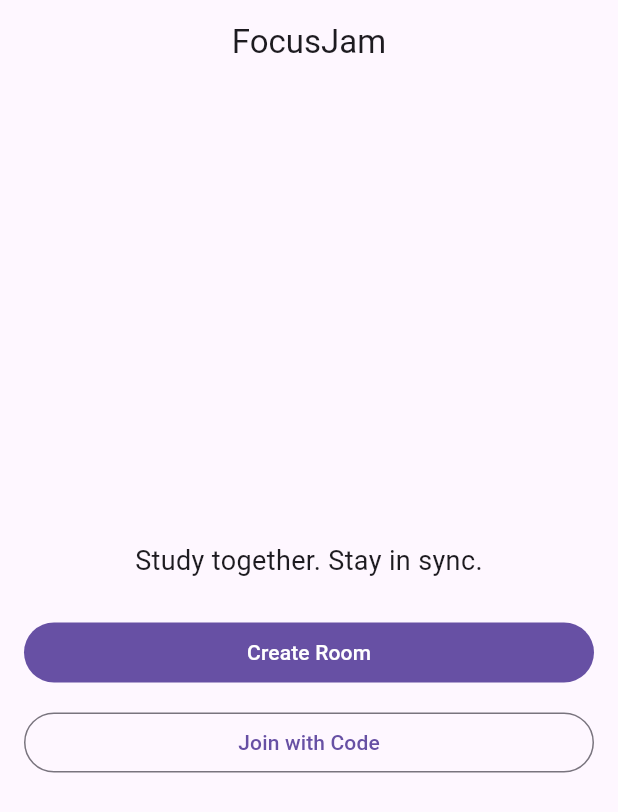
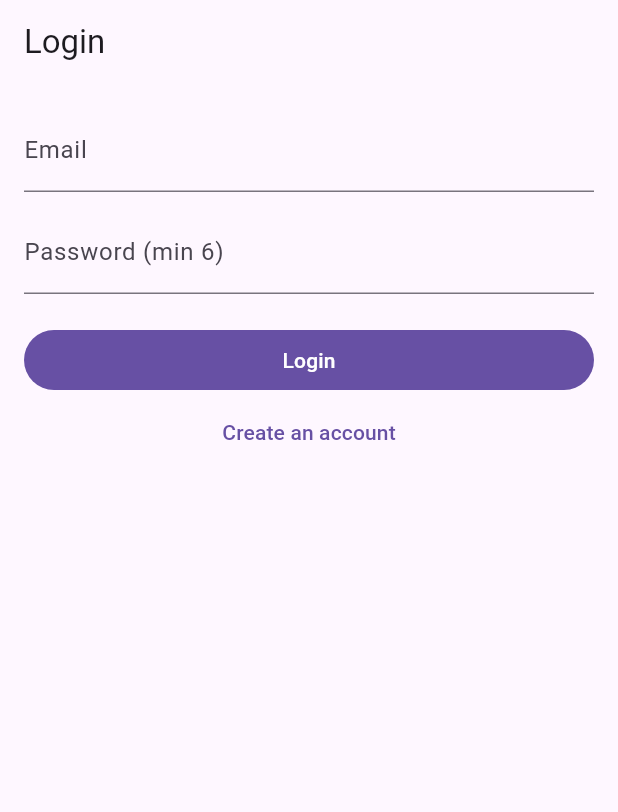
Before and after one commit to Tomris0/FocusJam, a Flutter app: the screen it shows after launch, on a phone screen of 412 x 824 dp. Shown: the top 812 px of the screen. Run offline on Flutter 3.47's test engine with Material 3 defaults, Android fonts, the phone set to English and light mode, and no system bars; our stand-ins replace firebase_auth, firebase_core; accounts and stored records are empty.

Commit message:
Add Firebase Auth (email/password)

```diff
--- a/lib/main.dart
+++ b/lib/main.dart
@@ -1,7 +1,11 @@
 import 'package:flutter/material.dart';
+import 'package:firebase_core/firebase_core.dart';
 import 'screens/home_screen.dart';
+import 'screens/auth_screen.dart';
 
-void main() {
+void main() async {
+  WidgetsFlutterBinding.ensureInitialized();
+  await Firebase.initializeApp();
   runApp(const FocusJamApp());
 }
 
@@ -14,7 +18,7 @@ class FocusJamApp extends StatelessWidget {
       debugShowCheckedModeBanner: false,
       title: 'FocusJam',
       theme: ThemeData(useMaterial3: true),
-      home: const HomeScreen(),
+      home: const AuthScreen(),
     );
   }
 }
--- /dev/null
+++ b/lib/screens/auth_screen.dart
@@ -0,0 +1,95 @@
+import 'package:firebase_auth/firebase_auth.dart';
+import 'package:flutter/material.dart';
+
+class AuthScreen extends StatefulWidget {
+  const AuthScreen({super.key});
+
+  @override
+  State<AuthScreen> createState() => _AuthScreenState();
+}
+
+class _AuthScreenState extends State<AuthScreen> {
+  final _email = TextEditingController();
+  final _password = TextEditingController();
+
+  bool _isLogin = true;
+  bool _loading = false;
+
+  @override
+  void dispose() {
+    _email.dispose();
+    _password.dispose();
+    super.dispose();
+  }
+
+  Future<void> _submit() async {
+    final email = _email.text.trim();
+    final pass = _password.text;
+
+    if (email.isEmpty || pass.length < 6) {
+      ScaffoldMessenger.of(context).showSnackBar(
+        const SnackBar(content: Text('Email yaz ve şifre en az 6 karakter olsun.')),
+      );
+      return;
+    }
+
+    setState(() => _loading = true);
+
+    try {
+      if (_isLogin) {
+        await FirebaseAuth.instance.signInWithEmailAndPassword(
+          email: email,
+          password: pass,
+        );
+      } else {
+        await FirebaseAuth.instance.createUserWithEmailAndPassword(
+          email: email,
+          password: pass,
+        );
+      }
+    } on FirebaseAuthException catch (e) {
+      ScaffoldMessenger.of(context).showSnackBar(
+        SnackBar(content: Text(e.message ?? 'Auth error')),
+      );
+    } finally {
+      if (mounted) setState(() => _loading = false);
+    }
+  }
+
+  @override
+  Widget build(BuildContext context) {
+    return Scaffold(
+      appBar: AppBar(title: Text(_isLogin ? 'Login' : 'Create account')),
+      body: Padding(
+        padding: const EdgeInsets.all(16),
+        child: Column(
+          children: [
+            TextField(
+              controller: _email,
+              decoration: const InputDecoration(labelText: 'Email'),
+              keyboardType: TextInputType.emailAddress,
+            ),
+            const SizedBox(height: 12),
+            TextField(
+              controller: _password,
+              decoration: const InputDecoration(labelText: 'Password (min 6)'),
+              obscureText: true,
+            ),
+            const SizedBox(height: 20),
+            SizedBox(
+              width: double.infinity,
+              child: FilledButton(
+                onPressed: _loading ? null : _submit,
+                child: Text(_loading ? '...' : (_isLogin ? 'Login' : 'Sign up')),
+              ),
+            ),
+            TextButton(
+              onPressed: _loading ? null : () => setState(() => _isLogin = !_isLogin),
+              child: Text(_isLogin ? 'Create an account' : 'I have an account'),
+            ),
+          ],
+        ),
+      ),
+    );
+  }
+}
--- a/lib/screens/timer_screen.dart
+++ b/lib/screens/timer_screen.dart
@@ -37,7 +37,7 @@ class _TimerScreenState extends State<TimerScreen> {
     super.initState();
 
     _breakSeconds = widget.breakMinutes * 60;
-    _setTotalSeconds = widget.workMinutes * 60; // total per set (toggle ON iken)
+    _setTotalSeconds = widget.workMinutes * 60; // total per set (toggle ON )
 
     if (widget.includeBreaksInTotal) {
       _focusSecondsInTotalMode = _setTotalSeconds - _breakSeconds;
--- a/pubspec.yaml
+++ b/pubspec.yaml
@@ -34,6 +34,9 @@ dependencies:
   # The following adds the Cupertino Icons font to your application.
   # Use with the CupertinoIcons class for iOS style icons.
   cupertino_icons: ^1.0.8
+  firebase_core: ^4.4.0
+  firebase_auth: ^6.1.4
+  google_sign_in: ^7.2.0
 
 dev_dependencies:
   flutter_test:
```
Also changed, not shown: pubspec.lock, 6 other files.
